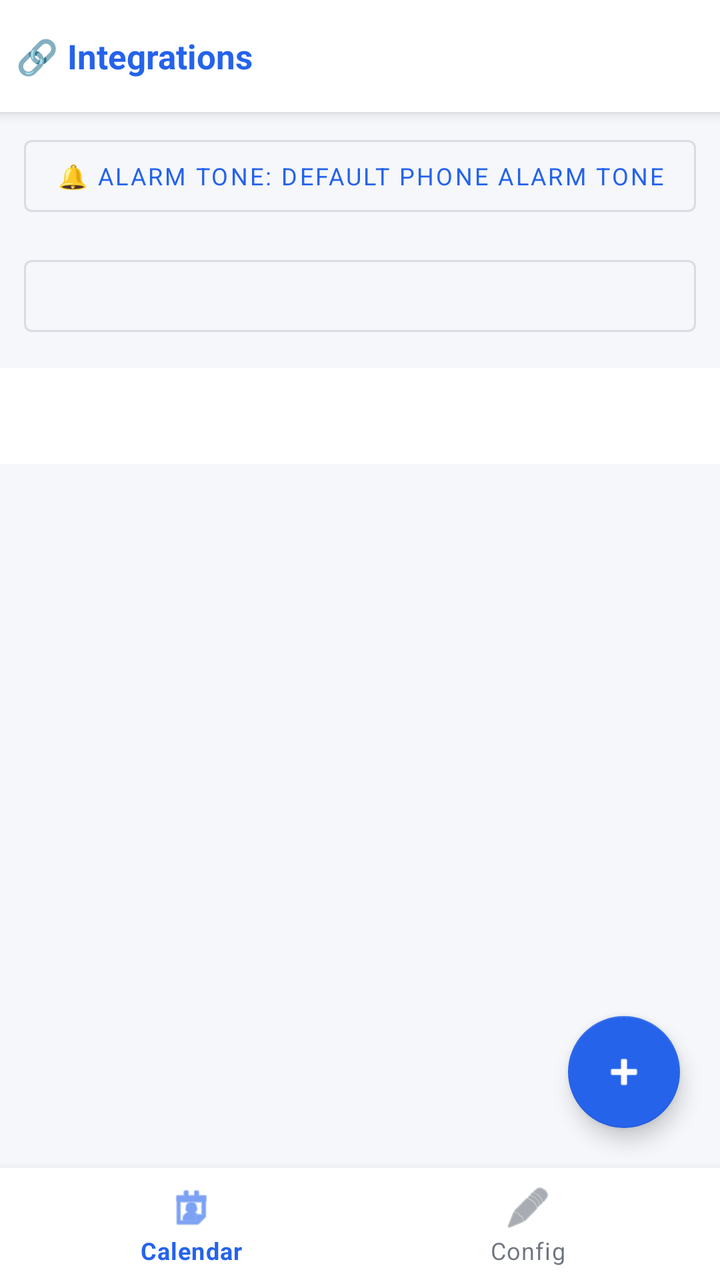
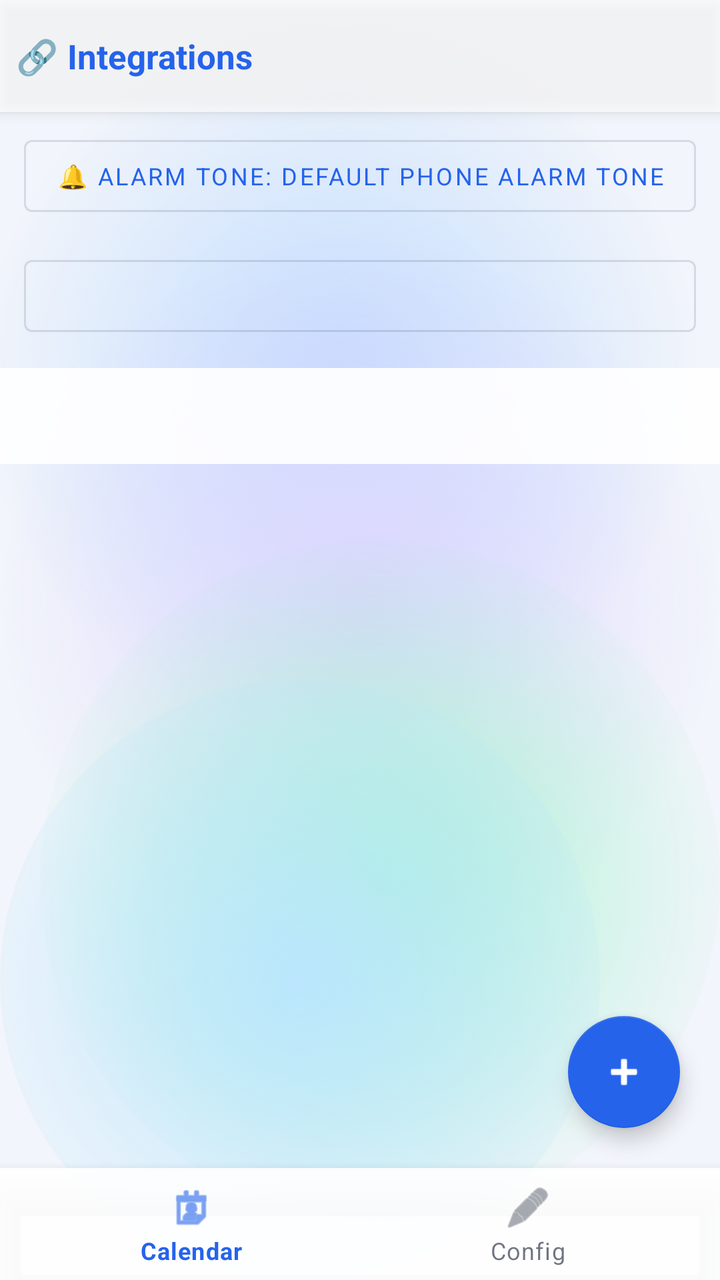

The first picture is an Android layout as it rendered before a commit; the second is the same layout after the commit. The layout source and the unified diff follow.
<!-- AndroidManifest.xml: application theme Theme.ExpenseOS -->
<!-- res/layout/activity_integrations.xml -->
<?xml version="1.0" encoding="utf-8"?>
<androidx.coordinatorlayout.widget.CoordinatorLayout xmlns:android="http://schemas.android.com/apk/res/android"
    xmlns:app="http://schemas.android.com/apk/res-auto"
    android:layout_width="match_parent"
    android:layout_height="match_parent"
    android:background="@color/bg">

    <LinearLayout
        android:layout_width="match_parent"
        android:layout_height="match_parent"
        android:orientation="vertical">

        <LinearLayout
            android:layout_width="match_parent"
            android:layout_height="56dp"
            android:background="@color/nav_bg"
            android:elevation="4dp"
            android:gravity="center_vertical"
            android:orientation="horizontal"
            android:paddingHorizontal="8dp">

            <TextView
                android:layout_width="0dp"
                android:layout_height="wrap_content"
                android:layout_weight="1"
                android:text="🔗 Integrations"
                android:textColor="@color/primary"
                android:textSize="17sp"
                android:textStyle="bold" />
        </LinearLayout>

        <Button
            android:id="@+id/btnAlarmTone"
            style="@style/Widget.MaterialComponents.Button.OutlinedButton"
            android:layout_width="match_parent"
            android:layout_height="wrap_content"
            android:layout_marginHorizontal="12dp"
            android:layout_marginTop="8dp"
            android:text="🔔 Alarm tone: Default phone alarm tone"
            android:textSize="12sp" />

        <Button
            android:id="@+id/btnGoogleConnect"
            style="@style/Widget.MaterialComponents.Button.OutlinedButton"
            android:layout_width="match_parent"
            android:layout_height="wrap_content"
            android:layout_margin="12dp"
            android:textSize="12sp" />

        <com.google.android.material.tabs.TabLayout
            android:id="@+id/tabConfigType"
            android:layout_width="match_parent"
            android:layout_height="wrap_content"
            app:tabIndicatorColor="@color/primary"
            app:tabSelectedTextColor="@color/primary" />

        <TextView
            android:id="@+id/tvNoItems"
            android:layout_width="match_parent"
            android:layout_height="wrap_content"
            android:layout_marginTop="40dp"
            android:gravity="center"
            android:text="Nothing here yet. Tap + to create one."
            android:textColor="@color/text_muted"
            android:visibility="gone" />

        <androidx.recyclerview.widget.RecyclerView
            android:id="@+id/rvEvents"
            android:layout_width="match_parent"
            android:layout_height="0dp"
            android:layout_weight="1"
            android:padding="8dp" />

        <com.google.android.material.bottomnavigation.BottomNavigationView
            android:id="@+id/bottomNavIntegrations"
            android:layout_width="match_parent"
            android:layout_height="wrap_content"
            app:menu="@menu/menu_integrations_bottom_nav" />
    </LinearLayout>

    <com.google.android.material.floatingactionbutton.FloatingActionButton
        android:id="@+id/fabAdd"
        android:layout_width="wrap_content"
        android:layout_height="wrap_content"
        android:layout_gravity="bottom|end"
        android:layout_marginEnd="20dp"
        android:layout_marginBottom="76dp"
        android:contentDescription="Add"
        android:src="@android:drawable/ic_input_add"
        app:backgroundTint="@color/primary" />
</androidx.coordinatorlayout.widget.CoordinatorLayout>
<!-- resources referenced by this layout -->
<resources>
  <color name="bg">#F5F7FB</color>
  <color name="nav_bg">#FFFFFF</color>
  <style name="Theme.ExpenseOS" parent="Theme.MaterialComponents.DayNight.NoActionBar">
          <item name="colorPrimary">@color/primary</item>
          <item name="colorPrimaryVariant">@color/primary_dark</item>
          <item name="colorPrimaryDark">@color/primary_dark</item>
          <item name="colorOnPrimary">@color/on_primary</item>
          <item name="colorSecondary">@color/secondary</item>
          <item name="colorSecondaryVariant">@color/secondary_dark</item>
          <item name="colorOnSecondary">@color/on_primary</item>
          <item name="colorAccent">@color/primary</item>
          <item name="colorSurface">@color/surface</item>
          <item name="colorOnSurface">@color/text</item>
          <item name="colorOnBackground">@color/text</item>
          <item name="colorError">@color/danger</item>
          <item name="android:colorBackground">@color/bg</item>
          <item name="android:windowBackground">@color/bg</item>
  
          <item name="android:textColorPrimary">@color/text</item>
          <item name="android:textColorSecondary">@color/text_muted</item>
          <item name="android:textColorHint">@color/text_hint</item>
          <item name="android:fontFamily">sans-serif</item>
          <item name="fontFamily">sans-serif</item>
  
          
          <item name="android:statusBarColor">@color/bg</item>
          <item name="android:navigationBarColor">@color/nav_bg</item>
          <item name="android:windowLightStatusBar">true</item>
          <item name="android:windowLightNavigationBar" tools:targetApi="o_mr1">true</item>
          <item name="android:forceDarkAllowed" tools:targetApi="q">false</item>
  
          
          <item name="editTextStyle">@style/Widget.ExpenseOS.EditText</item>
          <item name="materialAlertDialogTheme">@style/ThemeOverlay.ExpenseOS.Dialog</item>
          <item name="bottomSheetDialogTheme">@style/ThemeOverlay.ExpenseOS.BottomSheet</item>
          <item name="materialTimePickerTheme">@style/ThemeOverlay.ExpenseOS.TimePicker</item>
          <item name="android:windowAnimationStyle">@style/Animation.ExpenseOS.Window</item>
          <item name="android:windowActivityTransitions">true</item>
          <item name="android:windowContentTransitions">true</item>
      </style>
  <color name="surface">#FFFFFF</color>
  <!-- unchanged entries left out for length: 19 -->
</resources>

<!-- the commit's change to res/layout/activity_integrations.xml (unified diff, before → after) -->
@@ -3,7 +3,7 @@
     xmlns:app="http://schemas.android.com/apk/res-auto"
     android:layout_width="match_parent"
     android:layout_height="match_parent"
-    android:background="@color/bg">
+    android:background="@android:color/transparent">
 
     <LinearLayout
         android:layout_width="match_parent"
<!-- resource entries referenced after the edit -->
@@ -1,7 +1,61 @@
 <!-- resources referenced by this layout -->
 <resources>
-  <color name="bg">#F5F7FB</color>
-  <color name="nav_bg">#FFFFFF</color>
+  <color name="bg">#F2F5FB</color>
+  <!-- drawable aurora_bg (drawable) -->
+  <?xml version="1.0" encoding="utf-8"?>
+  <layer-list xmlns:android="http://schemas.android.com/apk/res/android">
+      <item android:drawable="@color/aurora_base" />
+      <item android:width="380dp" android:height="380dp"
+          android:gravity="top|end"
+          android:drawable="@drawable/aurora_blob_blue" />
+      <item android:width="360dp" android:height="360dp"
+          android:gravity="start" android:top="120dp"
+          android:drawable="@drawable/aurora_blob_violet" />
+      <item android:width="340dp" android:height="340dp"
+          android:gravity="bottom|end" android:bottom="30dp"
+          android:drawable="@drawable/aurora_blob_mint" />
+      <item android:width="300dp" android:height="300dp"
+          android:gravity="bottom|start"
+          android:drawable="@drawable/aurora_blob_sky" />
+  </layer-list>
+  <color name="aurora_base">#F2F5FB</color>
+  <!-- drawable aurora_blob_blue (drawable) -->
+  <?xml version="1.0" encoding="utf-8"?>
+  <shape xmlns:android="http://schemas.android.com/apk/res/android" android:shape="oval">
+      <gradient
+          android:type="radial"
+          android:gradientRadius="180dp"
+          android:startColor="#BFDBFE"
+          android:endColor="#00BFDBFE" />
+  </shape>
+  <!-- drawable aurora_blob_violet (drawable) -->
+  <?xml version="1.0" encoding="utf-8"?>
+  <shape xmlns:android="http://schemas.android.com/apk/res/android" android:shape="oval">
+      <gradient
+          android:type="radial"
+          android:gradientRadius="180dp"
+          android:startColor="#DDD6FE"
+          android:endColor="#00DDD6FE" />
+  </shape>
+  <!-- drawable aurora_blob_mint (drawable) -->
+  <?xml version="1.0" encoding="utf-8"?>
+  <shape xmlns:android="http://schemas.android.com/apk/res/android" android:shape="oval">
+      <gradient
+          android:type="radial"
+          android:gradientRadius="180dp"
+          android:startColor="#A7F3D0"
+          android:endColor="#00A7F3D0" />
+  </shape>
+  <!-- drawable aurora_blob_sky (drawable) -->
+  <?xml version="1.0" encoding="utf-8"?>
+  <shape xmlns:android="http://schemas.android.com/apk/res/android" android:shape="oval">
+      <gradient
+          android:type="radial"
+          android:gradientRadius="180dp"
+          android:startColor="#BAE6FD"
+          android:endColor="#00BAE6FD" />
+  </shape>
+  <color name="nav_bg">#B9FFFFFF</color>
   <style name="Theme.ExpenseOS" parent="Theme.MaterialComponents.DayNight.NoActionBar">
           <item name="colorPrimary">@color/primary</item>
           <item name="colorPrimaryVariant">@color/primary_dark</item>
@@ -16,7 +70,7 @@
           <item name="colorOnBackground">@color/text</item>
           <item name="colorError">@color/danger</item>
           <item name="android:colorBackground">@color/bg</item>
-          <item name="android:windowBackground">@color/bg</item>
+          <item name="android:windowBackground">@drawable/aurora_bg</item>
   
           <item name="android:textColorPrimary">@color/text</item>
           <item name="android:textColorSecondary">@color/text_muted</item>
@@ -25,8 +79,8 @@
           <item name="fontFamily">sans-serif</item>
   
           
-          <item name="android:statusBarColor">@color/bg</item>
-          <item name="android:navigationBarColor">@color/nav_bg</item>
+          <item name="android:statusBarColor">@android:color/transparent</item>
+          <item name="android:navigationBarColor">@android:color/transparent</item>
           <item name="android:windowLightStatusBar">true</item>
           <item name="android:windowLightNavigationBar" tools:targetApi="o_mr1">true</item>
           <item name="android:forceDarkAllowed" tools:targetApi="q">false</item>
@@ -40,7 +94,7 @@
           <item name="android:windowActivityTransitions">true</item>
           <item name="android:windowContentTransitions">true</item>
       </style>
-  <color name="surface">#FFFFFF</color>
+  <color name="surface">#E9FFFFFF</color>
   <!-- unchanged entries left out for length: 19 -->
 </resources>
 
